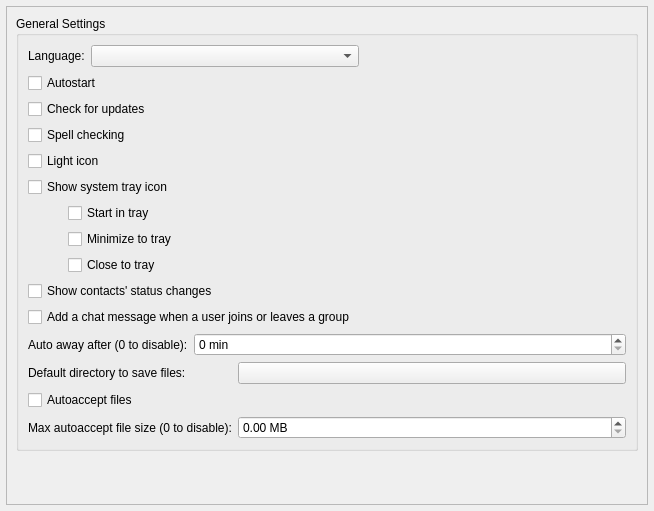
The window that src/modules/im/src/widget/form/settings/generalsettings.ui (okstar-org/ok-msg-desktop) describes before a commit, drawn with Qt 5.
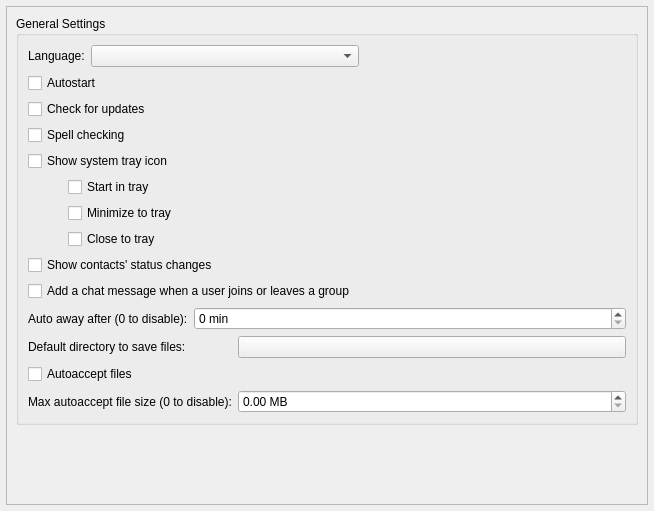
The same window after the commit. Custom widgets are drawn as their Qt base class.

Patch:
```diff
--- a/src/modules/im/src/widget/form/settings/generalsettings.ui
+++ b/src/modules/im/src/widget/form/settings/generalsettings.ui
@@ -40,7 +40,7 @@
         <x>0</x>
         <y>0</y>
         <width>617</width>
-        <height>633</height>
+        <height>541</height>
        </rect>
       </property>
       <layout class="QVBoxLayout" name="verticalLayout_4" stretch="0,0">
@@ -126,22 +126,6 @@
               </property>
              </widget>
             </item>
-            <item>
-             <widget class="QCheckBox" name="lightTrayIcon">
-              <property name="sizePolicy">
-               <sizepolicy hsizetype="Minimum" vsizetype="Minimum">
-                <horstretch>0</horstretch>
-                <verstretch>0</verstretch>
-               </sizepolicy>
-              </property>
-              <property name="toolTip">
-               <string comment="toolTip for light icon setting">Enable light tray icon.</string>
-              </property>
-              <property name="text">
-               <string>Light icon</string>
-              </property>
-             </widget>
-            </item>
             <item>
              <widget class="QCheckBox" name="showSystemTray">
               <property name="enabled">
```
Left out of the diff: 1 changed line with no effect on the pictures.
